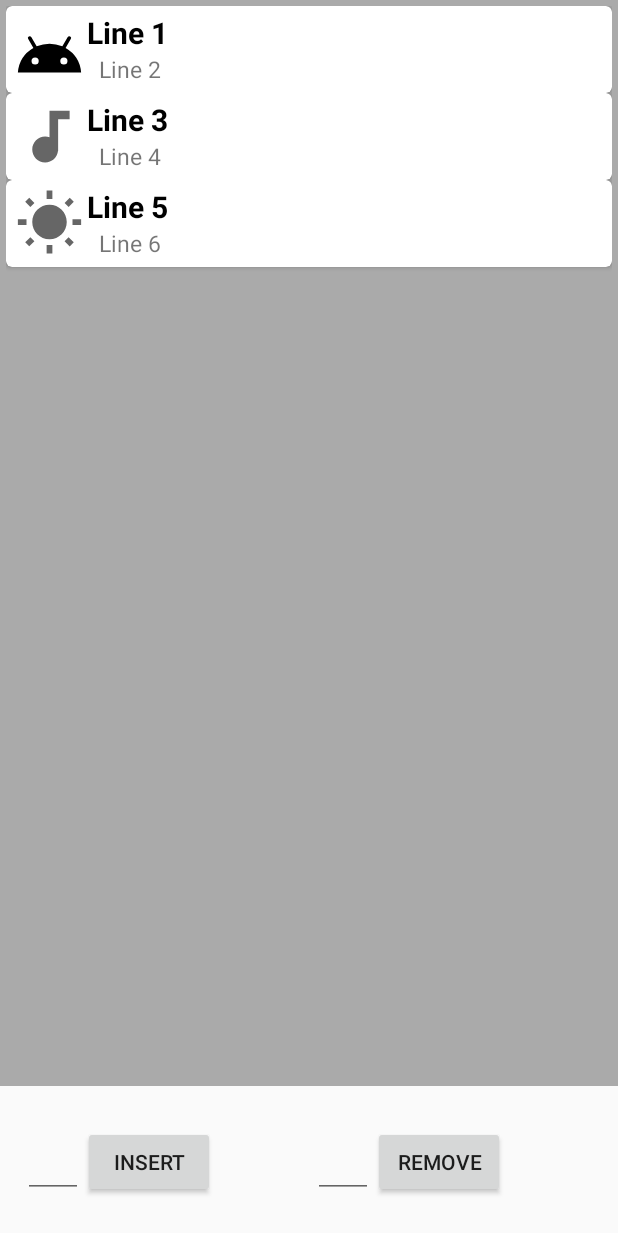
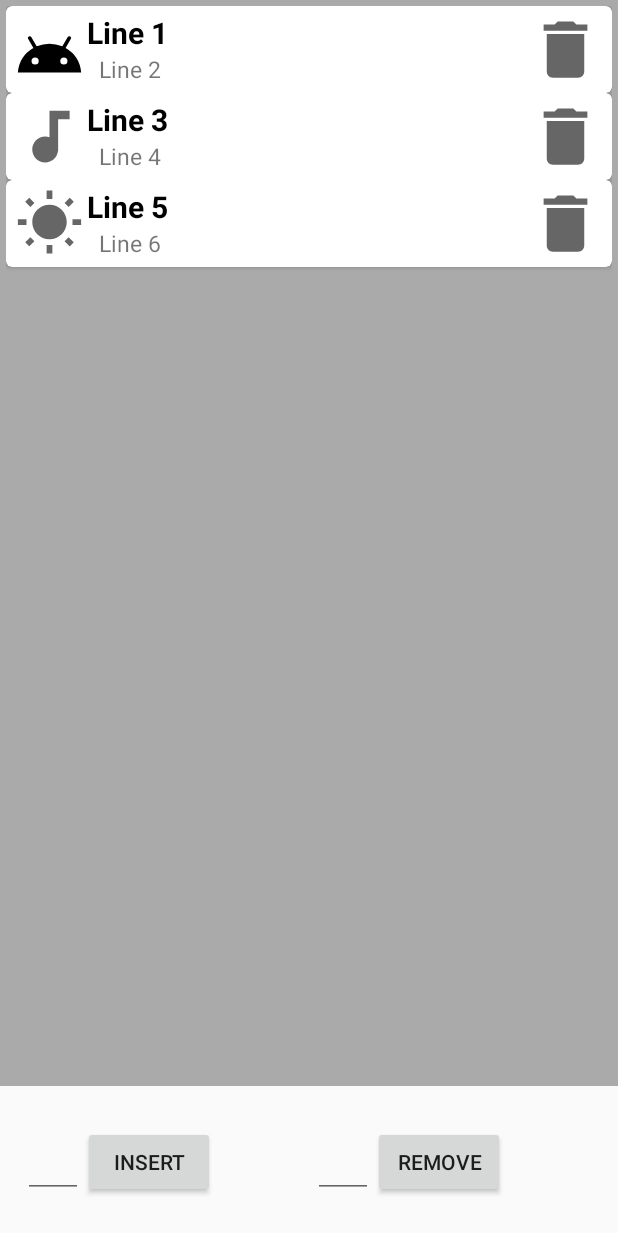
Before and after one commit to diraniyoussef/socialMediaApp, an Android app: the screen it shows after launch (RecyclerMain), on a phone screen of 412 x 824 dp. Shown: the top 1233 px of the screen. Run offline under Robolectric (Android 15) with nearby library versions, the phone set to English and light mode, and no system bars.

Commit message:
adding a delete button

```diff
--- a/app/src/main/java/com/dirani/youtubeapi/Recycler/ExampleAdapter.java
+++ b/app/src/main/java/com/dirani/youtubeapi/Recycler/ExampleAdapter.java
@@ -54,12 +54,14 @@ class ExampleViewHolder extends RecyclerView.ViewHolder {
     public ImageView mImageView;
     public TextView mTextView1;
     public TextView mTextView2;
+    public ImageView mDeleteImage;
 
     public ExampleViewHolder( View itemView, final OnItemClickListener listener ) {
         super(itemView);
         mImageView = itemView.findViewById(R.id.imageView);
         mTextView1 = itemView.findViewById(R.id.textView);
         mTextView2 = itemView.findViewById(R.id.textView2);
+        mDeleteImage = itemView.findViewById(R.id.image_delete);
 
         itemView.setOnClickListener(new View.OnClickListener() {
             @Override
@@ -72,9 +74,21 @@ class ExampleViewHolder extends RecyclerView.ViewHolder {
                 }
             }
         });
+        mDeleteImage.setOnClickListener(new View.OnClickListener() {
+            @Override
+            public void onClick(View view) {
+                if (listener != null) {
+                    int position = getAdapterPosition();
+                    if (position != RecyclerView.NO_POSITION) {
+                        listener.onDeleteClick(position);
+                    }
+                }
+            }
+        });
     }
 }
 
 interface OnItemClickListener {
     void onItemClick(int position);
+    void onDeleteClick(int position);
 }
--- a/app/src/main/java/com/dirani/youtubeapi/Recycler/RecyclerMain.java
+++ b/app/src/main/java/com/dirani/youtubeapi/Recycler/RecyclerMain.java
@@ -37,7 +37,11 @@ public class RecyclerMain extends AppCompatActivity {
         setContentView(R.layout.activity_recycler_main);
         createExampleList();
         buildRecyclerView();
+        setButtons();
 
+    }
+
+    private void setButtons() {
         buttonInsert = findViewById(R.id.button_insert);
         buttonRemove = findViewById(R.id.button_remove);
         editTextInsert = findViewById(R.id.edittext_insert);
@@ -79,6 +83,7 @@ public class RecyclerMain extends AppCompatActivity {
         mAdapter.notifyItemRemoved(position);
     }
 
+
     public void createExampleList() {
         mExampleList = new ArrayList<>();
         mExampleList.add(new ExampleItem(R.drawable.ic_android, "Line 1", "Line 2"));
@@ -100,6 +105,11 @@ public class RecyclerMain extends AppCompatActivity {
                 mExampleList.get(position).changeText1("clicked !");
                 mAdapter.notifyItemChanged(position);
             }
+
+            @Override
+            public void onDeleteClick(int position) {
+                removeItem(position);
+            }
         });
 
         mRecyclerView.setAdapter(mAdapter);
--- /dev/null
+++ b/app/src/main/res/drawable/ic_baseline_delete.xml
@@ -0,0 +1,10 @@
+<vector xmlns:android="http://schemas.android.com/apk/res/android"
+    android:width="24dp"
+    android:height="24dp"
+    android:viewportWidth="24"
+    android:viewportHeight="24"
+    android:tint="?attr/colorControlNormal">
+  <path
+      android:fillColor="@android:color/holo_red_light"
+      android:pathData="M6,19c0,1.1 0.9,2 2,2h8c1.1,0 2,-0.9 2,-2V7H6v12zM19,4h-3.5l-1,-1h-5l-1,1H5v2h14V4z"/>
+</vector>
--- a/app/src/main/res/layout/activity_example_item.xml
+++ b/app/src/main/res/layout/activity_example_item.xml
@@ -38,6 +38,14 @@
             android:text="Line 2"
             android:textSize="15sp" />
 
+        <ImageView
+            android:id="@+id/image_delete"
+            android:layout_width="50dp"
+            android:layout_height="50dp"
+            android:layout_alignParentEnd="true"
+            android:layout_marginEnd="2dp"
+            android:src="@drawable/ic_baseline_delete" />
+
     </RelativeLayout>
 
 </androidx.cardview.widget.CardView>
```
